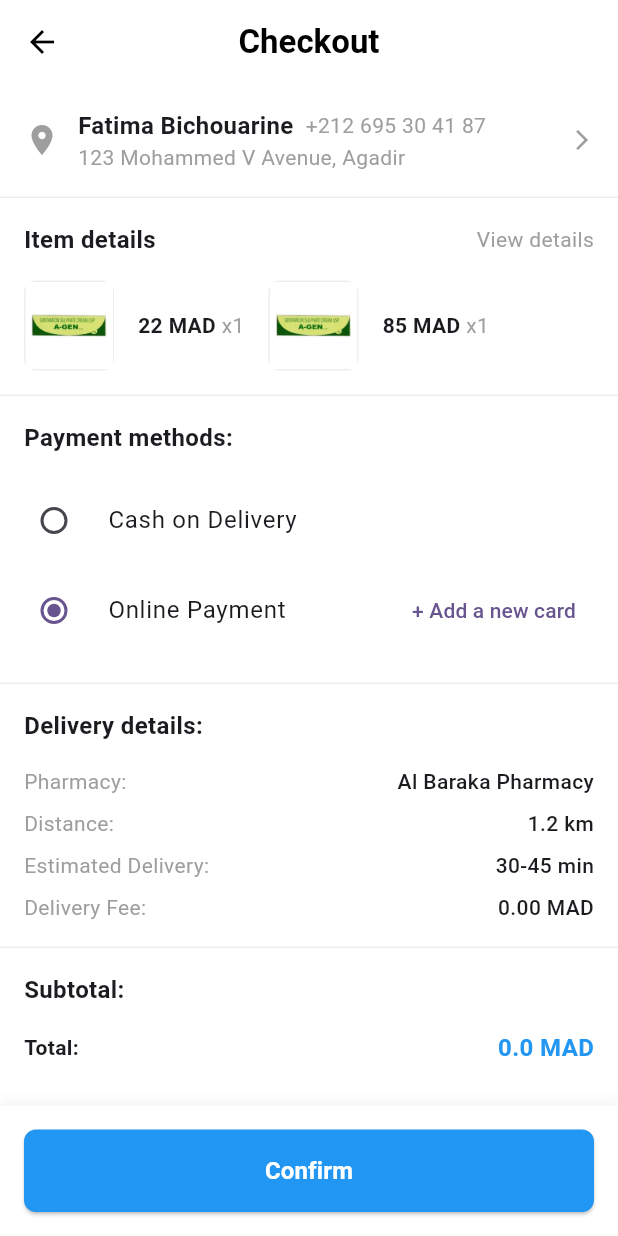
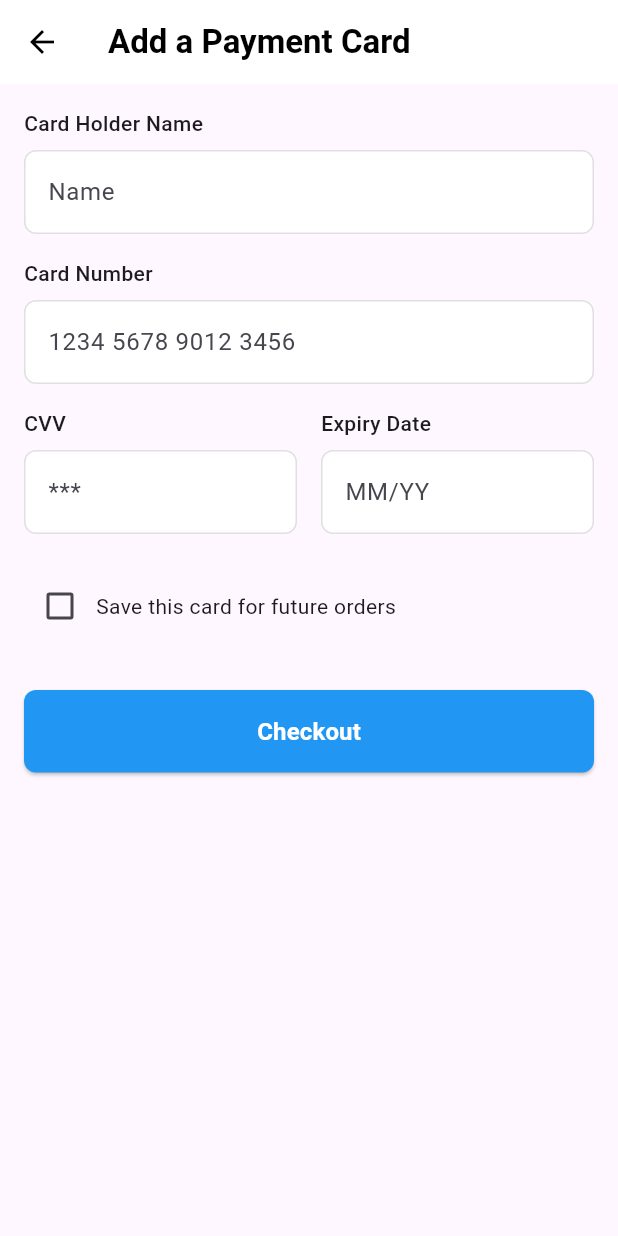
Before and after one commit to Yassy30/pharmacyti2, a Flutter app: the CheckoutPage screen opened directly with empty values, after a tap on "+ Add a new card", on a phone screen of 412 x 824 dp. Run offline on Flutter 3.47's test engine with Material 3 defaults, Android fonts, the phone set to English and light mode, and no system bars.

Commit message:
added Add card

```diff
--- a/lib/client/AddCard.dart
+++ b/lib/client/AddCard.dart
@@ -0,0 +1,215 @@
+import 'package:flutter/material.dart';
+
+class AddCardPage extends StatefulWidget {
+  @override
+  _AddCardPageState createState() => _AddCardPageState();
+}
+
+class _AddCardPageState extends State<AddCardPage> {
+  bool saveCard = false;
+  final _formKey = GlobalKey<FormState>();
+  final _cardHolderController = TextEditingController();
+  final _cardNumberController = TextEditingController();
+  final _cvvController = TextEditingController();
+  final _expiryController = TextEditingController();
+
+  @override
+  Widget build(BuildContext context) {
+    return Scaffold(
+      appBar: AppBar(
+        backgroundColor: Colors.white,
+        elevation: 0,
+        leading: IconButton(
+          icon: Icon(Icons.arrow_back, color: Colors.black),
+          onPressed: () => Navigator.pop(context),
+        ),
+        title: Text(
+          'Add a Payment Card',
+          style: TextStyle(color: Colors.black, fontWeight: FontWeight.bold),
+        ),
+      ),
+      body: SingleChildScrollView(
+        padding: EdgeInsets.all(16),
+        child: Form(
+          key: _formKey,
+          child: Column(
+            crossAxisAlignment: CrossAxisAlignment.start,
+            children: [
+              Text('Card Holder Name',
+                  style: TextStyle(fontWeight: FontWeight.w500)),
+              SizedBox(height: 8),
+              TextFormField(
+                controller: _cardHolderController,
+                decoration: InputDecoration(
+                  hintText: 'Name',
+                  filled: true,
+                  fillColor: Colors.white,
+                  border: OutlineInputBorder(
+                    borderRadius: BorderRadius.circular(8),
+                    borderSide: BorderSide(color: Colors.grey.shade300),
+                  ),
+                  enabledBorder: OutlineInputBorder(
+                    borderRadius: BorderRadius.circular(8),
+                    borderSide: BorderSide(color: Colors.grey.shade300),
+                  ),
+                  focusedBorder: OutlineInputBorder(
+                    borderRadius: BorderRadius.circular(8),
+                    borderSide: BorderSide(color: Colors.grey.shade400),
+                  ),
+                ),
+              ),
+              SizedBox(height: 16),
+              Text('Card Number',
+                  style: TextStyle(fontWeight: FontWeight.w500)),
+              SizedBox(height: 8),
+              TextFormField(
+                controller: _cardNumberController,
+                keyboardType: TextInputType.number,
+                decoration: InputDecoration(
+                  hintText: '1234 5678 9012 3456',
+                  filled: true,
+                  fillColor: Colors.white,
+                  border: OutlineInputBorder(
+                    borderRadius: BorderRadius.circular(8),
+                    borderSide: BorderSide.none,
+                  ),
+                  enabledBorder: OutlineInputBorder(
+                    borderRadius: BorderRadius.circular(8),
+                    borderSide: BorderSide(color: Colors.grey.shade300),
+                  ),
+                  focusedBorder: OutlineInputBorder(
+                    borderRadius: BorderRadius.circular(8),
+                    borderSide: BorderSide(color: Colors.grey.shade400),
+                  ),
+                ),
+              ),
+              SizedBox(height: 16),
+              Row(
+                children: [
+                  Expanded(
+                    child: Column(
+                      crossAxisAlignment: CrossAxisAlignment.start,
+                      children: [
+                        Text('CVV',
+                            style: TextStyle(fontWeight: FontWeight.w500)),
+                        SizedBox(height: 8),
+                        TextFormField(
+                          controller: _cvvController,
+                          keyboardType: TextInputType.number,
+                          decoration: InputDecoration(
+                            hintText: '***',
+                            filled: true,
+                            fillColor: Colors.white,
+                            border: OutlineInputBorder(
+                              borderRadius: BorderRadius.circular(8),
+                              borderSide: BorderSide.none,
+                            ),
+                            enabledBorder: OutlineInputBorder(
+                              borderRadius: BorderRadius.circular(8),
+                              borderSide:
+                                  BorderSide(color: Colors.grey.shade300),
+                            ),
+                            focusedBorder: OutlineInputBorder(
+                              borderRadius: BorderRadius.circular(8),
+                              borderSide:
+                                  BorderSide(color: Colors.grey.shade400),
+                            ),
+                          ),
+                        ),
+                      ],
+                    ),
+                  ),
+                  SizedBox(width: 16),
+                  Expanded(
+                    child: Column(
+                      crossAxisAlignment: CrossAxisAlignment.start,
+                      children: [
+                        Text('Expiry Date',
+                            style: TextStyle(fontWeight: FontWeight.w500)),
+                        SizedBox(height: 8),
+                        TextFormField(
+                          controller: _expiryController,
+                          keyboardType: TextInputType.datetime,
+                          decoration: InputDecoration(
+                            hintText: 'MM/YY',
+                            filled: true,
+                            fillColor: Colors.white,
+                            border: OutlineInputBorder(
+                              borderRadius: BorderRadius.circular(8),
+                              borderSide: BorderSide.none,
+                            ),
+                            enabledBorder: OutlineInputBorder(
+                              borderRadius: BorderRadius.circular(8),
+                              borderSide:
+                                  BorderSide(color: Colors.grey.shade300),
+                            ),
+                            focusedBorder: OutlineInputBorder(
+                              borderRadius: BorderRadius.circular(8),
+                              borderSide:
+                                  BorderSide(color: Colors.grey.shade400),
+                            ),
+                          ),
+                        ),
+                      ],
+                    ),
+                  ),
+                ],
+              ),
+              SizedBox(height: 24),
+              Row(
+                children: [
+                  Checkbox(
+                    value: saveCard,
+                    activeColor: Colors.blue,
+                    onChanged: (value) {
+                      setState(() {
+                        saveCard = value ?? false;
+                      });
+                    },
+                  ),
+                  Text('Save this card for future orders'),
+                ],
+              ),
+              SizedBox(height: 32),
+              SizedBox(
+                width: double.infinity,
+                child: ElevatedButton(
+                  onPressed: () {
+                    if (_formKey.currentState!.validate()) {
+                      // Process card data
+                      Navigator.pop(context);
+                    }
+                  },
+                  style: ElevatedButton.styleFrom(
+                    backgroundColor: Colors.blue,
+                    padding: EdgeInsets.symmetric(vertical: 16),
+                    shape: RoundedRectangleBorder(
+                      borderRadius: BorderRadius.circular(8),
+                    ),
+                  ),
+                  child: Text(
+                    'Checkout',
+                    style: TextStyle(
+                      color: Colors.white,
+                      fontWeight: FontWeight.bold,
+                      fontSize: 16,
+                    ),
+                  ),
+                ),
+              ),
+            ],
+          ),
+        ),
+      ),
+    );
+  }
+
+  @override
+  void dispose() {
+    _cardHolderController.dispose();
+    _cardNumberController.dispose();
+    _cvvController.dispose();
+    _expiryController.dispose();
+    super.dispose();
+  }
+}
--- a/lib/client/cart.dart
+++ b/lib/client/cart.dart
@@ -42,6 +42,7 @@ class _CartPageState extends State<CartPage> {
   ];
 
   bool selectAll = false;
+  bool prescriptionSelected = false;  // Add this line
 
   @override
   void initState() {
@@ -50,7 +51,7 @@ class _CartPageState extends State<CartPage> {
   }
 
   void _updateSelectAll() {
-    selectAll = cartItems.every((item) => item.isSelected);
+    selectAll = cartItems.every((item) => item.isSelected) && prescriptionSelected;
   }
 
   double get subtotal {
@@ -98,6 +99,7 @@ class _CartPageState extends State<CartPage> {
                   onChanged: (value) {
                     setState(() {
                       selectAll = value ?? false;
+                      prescriptionSelected = selectAll; // Add this line
                       for (var item in cartItems) {
                         item.isSelected = selectAll;
                       }
@@ -142,8 +144,13 @@ class _CartPageState extends State<CartPage> {
                             ),
                           ),
                           Checkbox(
-                            value: false,
-                            onChanged: (value) {},
+                            value: prescriptionSelected,
+                            onChanged: (value) {
+                              setState(() {
+                                prescriptionSelected = value ?? false;
+                              });
+                            },
+                            activeColor: Colors.blue,  // Add this line
                             shape: RoundedRectangleBorder(
                               borderRadius: BorderRadius.circular(4),
                             ),
@@ -284,7 +291,7 @@ class _CartPageState extends State<CartPage> {
               onChanged: (value) {
                 setState(() {
                   item.isSelected = value ?? false;
-                  _updateSelectAll();
+                  _updateSelectAll(); // Update the "All" checkbox state
                 });
               },
               activeColor: Colors.blue,
--- a/lib/client/checkout.dart
+++ b/lib/client/checkout.dart
@@ -1,5 +1,6 @@
 import 'package:flutter/material.dart';
 import 'package:pharmaciyti/client/cart.dart';
+import 'AddCard.dart';
 
 class CheckoutPage extends StatefulWidget {
   final double subtotal;
@@ -356,7 +357,12 @@ class _CheckoutPageState extends State<CheckoutPage> {
                     Spacer(),
                     TextButton(
                       onPressed: () {
-                        // Handle add new card
+                        Navigator.push(
+                          context,
+                          MaterialPageRoute(
+                            builder: (context) => AddCardPage(),
+                          ),
+                        );
                       },
                       child: Text('+ Add a new card'),
                     ),
```
